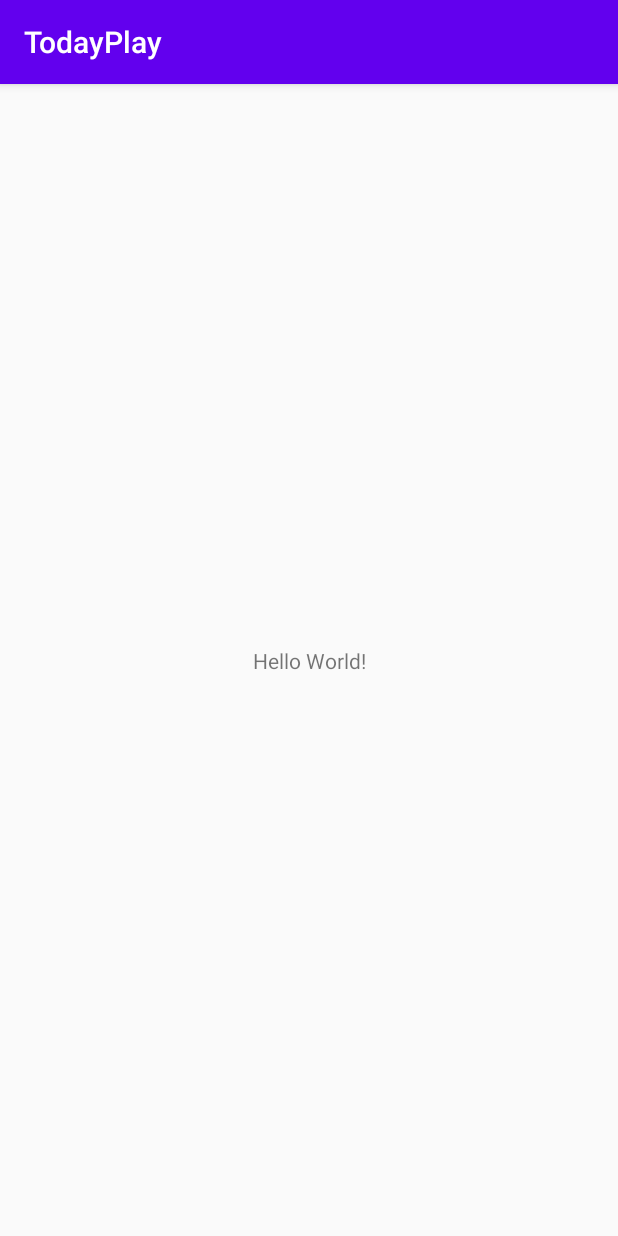
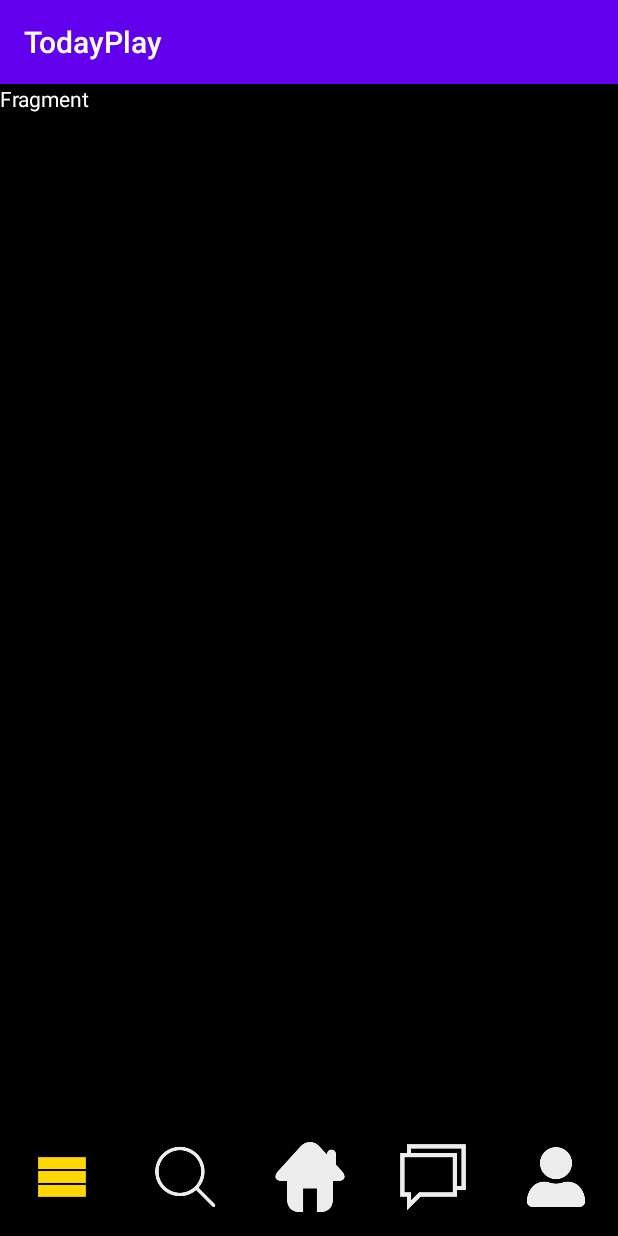
Before and after one commit to JayHan-K/TodayPlay_Android, an Android app: the screen it shows after launch (MainActivity), on a phone screen of 412 x 824 dp. Run offline under Robolectric (Android 15) with nearby library versions, the phone set to English and light mode, and no system bars.

Commit message:
Navigation View

```diff
--- a/app/build.gradle
+++ b/app/build.gradle
@@ -26,6 +26,7 @@ dependencies {
     implementation fileTree(dir: "libs", include: ["*.jar"])
     implementation 'androidx.appcompat:appcompat:1.2.0'
     implementation 'androidx.constraintlayout:constraintlayout:1.1.3'
+    implementation 'com.google.android.material:material:1.0.0'
     testImplementation 'junit:junit:4.12'
     androidTestImplementation 'androidx.test.ext:junit:1.1.1'
     androidTestImplementation 'androidx.test.espresso:espresso-core:3.2.0'
--- a/app/src/main/java/co/kr/todayplay/MainActivity.java
+++ b/app/src/main/java/co/kr/todayplay/MainActivity.java
@@ -1,14 +1,67 @@
 package co.kr.todayplay;
 
+import androidx.annotation.NonNull;
 import androidx.appcompat.app.AppCompatActivity;
+import androidx.fragment.app.FragmentTransaction;
 
 import android.os.Bundle;
+import android.view.MenuItem;
+import android.widget.Toast;
+
+import com.google.android.material.bottomnavigation.BottomNavigationView;
+
+import co.kr.todayplay.fragment.HomeFragment;
 
 public class MainActivity extends AppCompatActivity {
 
+    private Long mBackwait = 0L;
+    private BottomNavigationView main_bottomNavigationView;
+    private HomeFragment homeFragment = new HomeFragment();
     @Override
     protected void onCreate(Bundle savedInstanceState) {
         super.onCreate(savedInstanceState);
         setContentView(R.layout.activity_main);
+
+        main_bottomNavigationView = (BottomNavigationView)findViewById(R.id.main_bottomNavigationView);
+
+        getSupportFragmentManager().beginTransaction().replace(R.id.main_frameLayout, homeFragment).commitAllowingStateLoss();
+        main_bottomNavigationView.setOnNavigationItemSelectedListener(new BottomNavigationView.OnNavigationItemSelectedListener() {
+            @Override
+            public boolean onNavigationItemSelected(@NonNull MenuItem menuItem) {
+                FragmentTransaction transaction = getSupportFragmentManager().beginTransaction();
+                switch (menuItem.getItemId()){
+                    case R.id.bottom_home:
+                        transaction.replace(R.id.main_frameLayout, homeFragment).commitAllowingStateLoss();
+                        break;
+                    case R.id.bottom_category:
+                        transaction.replace(R.id.main_frameLayout, homeFragment).commitAllowingStateLoss();
+                        break;
+
+                    case R.id.bottom_search:
+                        transaction.replace(R.id.main_frameLayout, homeFragment).commitAllowingStateLoss();
+                        break;
+                    case R.id.bottom_community:
+                        transaction.replace(R.id.main_frameLayout, homeFragment).commitAllowingStateLoss();
+                        break;
+                    case R.id.bottom_profile:
+                        transaction.replace(R.id.main_frameLayout, homeFragment).commitAllowingStateLoss();
+                        break;
+                }
+                return true;
+            }
+        });
+    }
+
+    @Override
+    public void onBackPressed() {
+        super.onBackPressed();
+        if(System.currentTimeMillis() - mBackwait >= 2000){
+            mBackwait = System.currentTimeMillis();
+            Toast.makeText(this, "뒤로가기 버튼을 한번 더 누르시면 종료됩니다.", Toast.LENGTH_SHORT).show();
+        }
+        else{
+            finish();
+        }
+
     }
 }
--- /dev/null
+++ b/app/src/main/java/co/kr/todayplay/fragment/HomeFragment.java
@@ -0,0 +1,24 @@
+package co.kr.todayplay.fragment;
+
+import android.os.Bundle;
+import android.view.LayoutInflater;
+import android.view.View;
+import android.view.ViewGroup;
+
+import androidx.annotation.NonNull;
+import androidx.annotation.Nullable;
+import androidx.fragment.app.Fragment;
+
+import co.kr.todayplay.R;
+
+public class HomeFragment extends Fragment {
+    public HomeFragment(){
+
+    }
+
+    @Nullable
+    @Override
+    public View onCreateView(@NonNull LayoutInflater inflater, @Nullable ViewGroup container, @Nullable Bundle savedInstanceState) {
+        return inflater.inflate(R.layout.fragment_example, container, false);
+    }
+}
--- /dev/null
+++ b/app/src/main/res/animator/menu_selector_color.xml
@@ -0,0 +1,6 @@
+<?xml version="1.0" encoding="utf-8"?>
+<selector xmlns:android="http://schemas.android.com/apk/res/android">
+    <item android:color="#fed700" android:state_checked="true" />
+    <item android:color="#ededed" android:state_checked="false" />
+
+</selector>
--- a/app/src/main/res/layout/activity_main.xml
+++ b/app/src/main/res/layout/activity_main.xml
@@ -1,18 +1,39 @@
 <?xml version="1.0" encoding="utf-8"?>
-<androidx.constraintlayout.widget.ConstraintLayout xmlns:android="http://schemas.android.com/apk/res/android"
+<LinearLayout xmlns:android="http://schemas.android.com/apk/res/android"
     xmlns:app="http://schemas.android.com/apk/res-auto"
     xmlns:tools="http://schemas.android.com/tools"
     android:layout_width="match_parent"
+    android:orientation="vertical"
     android:layout_height="match_parent"
+    android:background="#000000"
     tools:context=".MainActivity">
 
-    <TextView
-        android:layout_width="wrap_content"
-        android:layout_height="wrap_content"
-        android:text="Hello World!"
-        app:layout_constraintBottom_toBottomOf="parent"
-        app:layout_constraintLeft_toLeftOf="parent"
-        app:layout_constraintRight_toRightOf="parent"
-        app:layout_constraintTop_toTopOf="parent" />
+    <FrameLayout
+        android:layout_weight="0.9"
+        android:id="@+id/main_frameLayout"
+        android:layout_width="match_parent"
+        android:layout_height="0dp"></FrameLayout>
 
-</androidx.constraintlayout.widget.ConstraintLayout>
+    <RelativeLayout
+        android:layout_weight="0.1"
+        android:layout_width="match_parent"
+        android:layout_height="0dp">
+        <com.google.android.material.bottomnavigation.BottomNavigationView
+            app:itemIconSize="70px"
+            android:background="#000000"
+            android:id="@+id/main_bottomNavigationView"
+            android:layout_width="match_parent"
+            app:menu="@menu/menu_bottomnavigationview"
+            android:layout_height="match_parent"
+            app:labelVisibilityMode="unlabeled"
+            app:itemIconTint="@animator/menu_selector_color"
+            app:itemTextColor="@animator/menu_selector_color"
+            app:itemTextAppearanceActive="@style/BottomNavigationView.Active"
+            app:itemTextAppearanceInactive="@style/BottomNavigationView"
+            />
+
+    </RelativeLayout>
+
+
+
+</LinearLayout>
--- /dev/null
+++ b/app/src/main/res/layout/fragment_example.xml
@@ -0,0 +1,15 @@
+<?xml version="1.0" encoding="utf-8"?>
+<androidx.constraintlayout.widget.ConstraintLayout
+    xmlns:android="http://schemas.android.com/apk/res/android"
+    xmlns:tools="http://schemas.android.com/tools"
+    android:layout_width="match_parent"
+    android:layout_height="match_parent">
+
+    <TextView
+        android:textColor="#ffffff"
+        android:text="Fragment"
+        android:layout_width="wrap_content"
+        android:layout_height="wrap_content"
+        tools:ignore="MissingConstraints" />
+
+</androidx.constraintlayout.widget.ConstraintLayout>
--- /dev/null
+++ b/app/src/main/res/menu/menu_bottomnavigationview.xml
@@ -0,0 +1,33 @@
+<?xml version="1.0" encoding="utf-8"?>
+<menu xmlns:android="http://schemas.android.com/apk/res/android"
+    xmlns:app="http://schemas.android.com/apk/res-auto">
+
+    <item
+        app:showAsAction="always"
+        android:id="@+id/bottom_category"
+        android:icon="@drawable/category"
+        android:title="카테고리"/>
+
+    <item
+        app:showAsAction="always"
+        android:id="@+id/bottom_search"
+        android:icon="@drawable/search"
+        android:title="검색"/>
+    <item
+        android:id="@+id/bottom_home"
+        android:icon="@drawable/home"
+        android:title="홈"
+        app:showAsAction="always"
+        />
+
+    <item
+        app:showAsAction="always"
+        android:id="@+id/bottom_community"
+        android:icon="@drawable/community"
+        android:title="커뮤니티"/>
+    <item
+        app:showAsAction="always"
+        android:id="@+id/bottom_profile"
+        android:icon="@drawable/profile"
+        android:title="마이페이지"/>
+</menu>
--- a/app/src/main/res/values/styles.xml
+++ b/app/src/main/res/values/styles.xml
@@ -7,4 +7,12 @@
         <item name="colorAccent">@color/colorAccent</item>
     </style>
 
+    <style name="BottomNavigationView" parent="@style/TextAppearance.AppCompat.Caption">
+        <item name="android:textSize">10sp</item>
+    </style>
+
+    <style name="BottomNavigationView.Active" parent="@style/TextAppearance.AppCompat.Caption">
+        <item name="android:textSize">11sp</item>
+    </style>
+
 </resources>
```
Also changed, not shown: app/src/main/res/drawable/category.png (added), app/src/main/res/drawable/community.png (added), app/src/main/res/drawable/home.png (added), app/src/main/res/drawable/profile.png (added), app/src/main/res/drawable/search.png (added).
